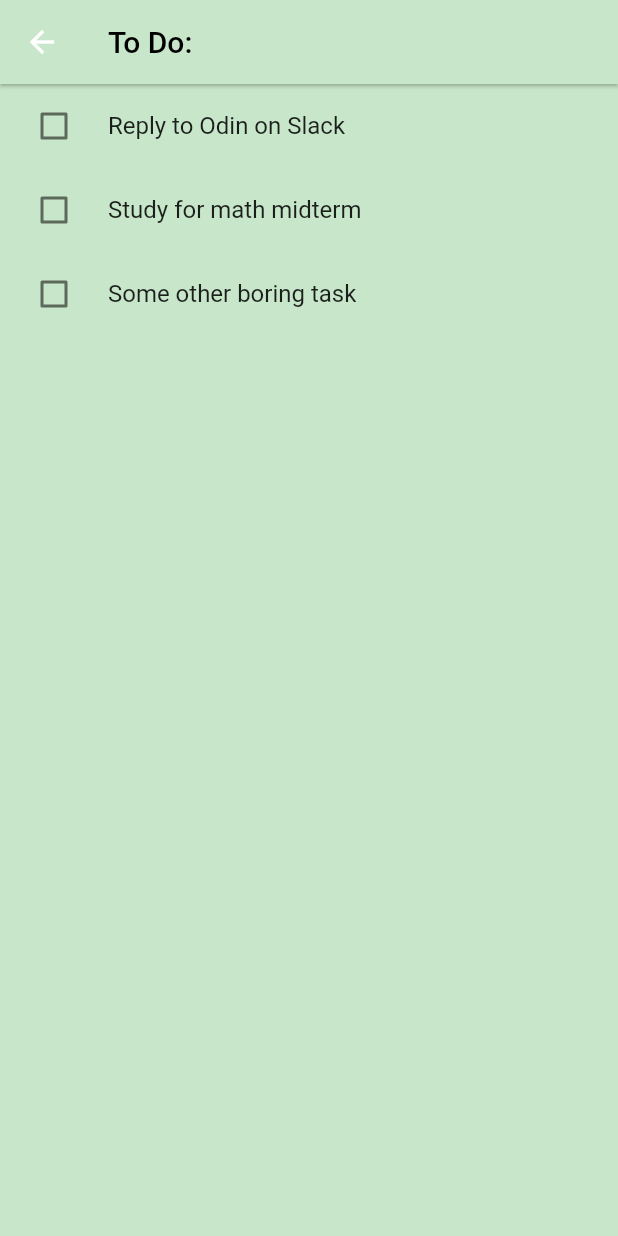
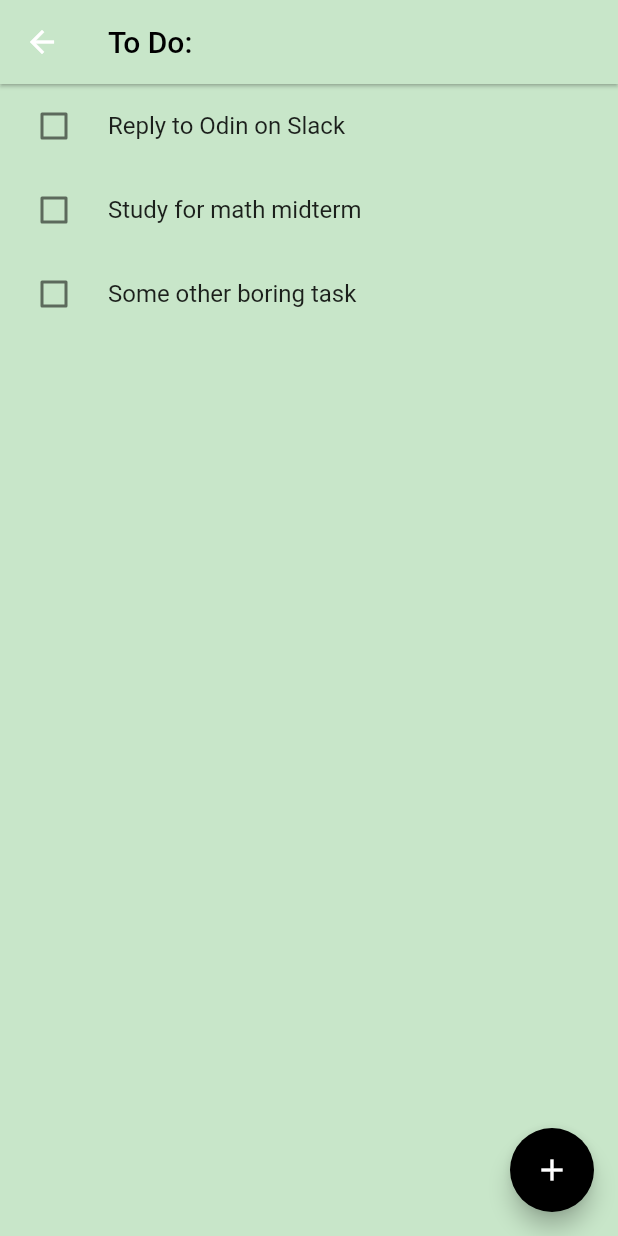
Before and after one commit to ubclaunchpad/virtual-pet, a Flutter app: the PageTwo screen opened directly, on a phone screen of 412 x 824 dp. Run offline on Flutter 3.47's test engine with Material 2 defaults, Android fonts, the light colour scheme and no system bars; missing offline and left inert: flame.

Commit message:
added an add button to the todo list
slay

Co-authored-by: Marvel <marvelhariadi@users.noreply.github.com>

```diff
--- a/front-end/virtual_pet/lib/pages/home.dart
+++ b/front-end/virtual_pet/lib/pages/home.dart
@@ -1,5 +1,5 @@
 import 'package:flutter/material.dart';
-import 'package:virtual_pet/pages/page_two.dart';
+import 'package:virtual_pet/pages/to_do.dart';
 import 'package:virtual_pet/pages/pomodoro_page.dart';
 import '../flame/layers/virtual_pet_game_layer.dart';
 
--- a/front-end/virtual_pet/lib/pages/page_two.dart
+++ b/front-end/virtual_pet/lib/pages/to_do.dart
@@ -20,6 +20,7 @@ class PageTwoState extends State<PageTwo> {
   @override
   Widget build(BuildContext context) {
     return Scaffold(
+
         /// displays the "To Do:" message at the top
         appBar: AppBar(
           backgroundColor: Theme.of(context).canvasColor,
@@ -28,6 +29,10 @@ class PageTwoState extends State<PageTwo> {
             "To Do:",
             style: TextStyle(color: Colors.black),
           ),
+        ),
+        floatingActionButton: FloatingActionButton(
+          onPressed: () {},
+          child: Icon(Icons.add), // doesn't like new for some reason?
         ),
         body: Column(crossAxisAlignment: CrossAxisAlignment.start, children: [
           /// below are the checkboxes widgets
@@ -66,8 +71,6 @@ class PageTwoState extends State<PageTwo> {
             },
             title: const Text("Some other boring task"),
           ),
-        ]
-      )
-    );
+        ]));
   }
 }
```
Also changed, not shown: 1 other file.
